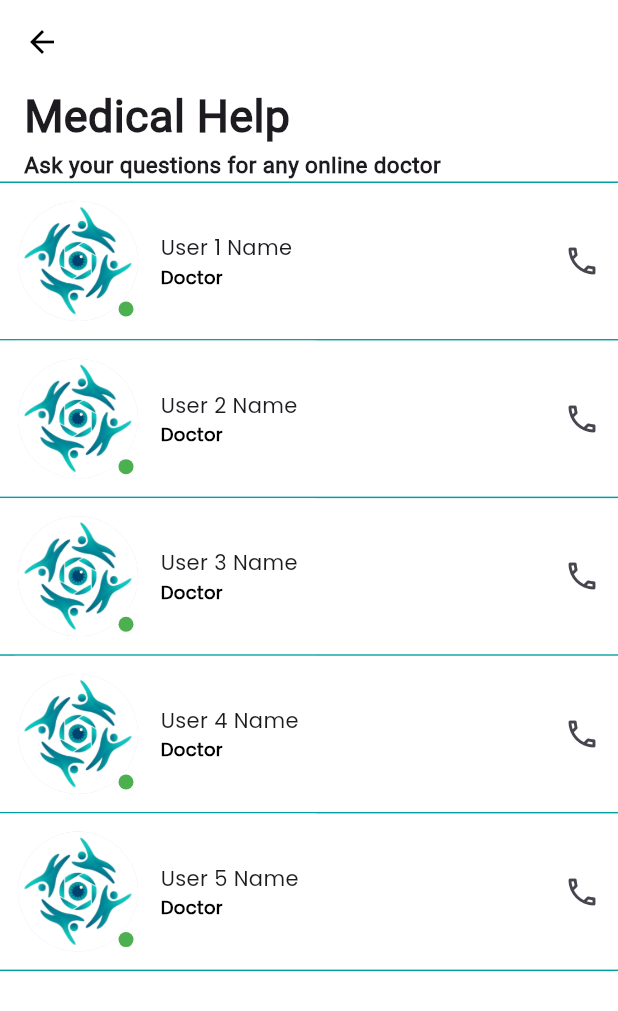
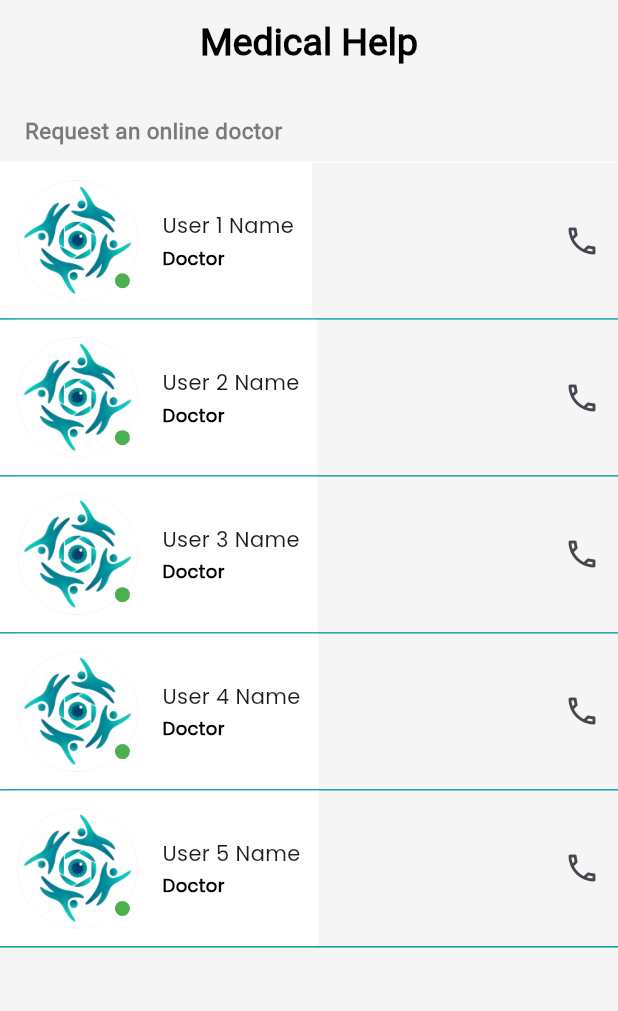
Before and after one commit to MohamedNasr553/VolunHero-Frontend, a Flutter app: the MedicalHelp screen opened directly, on a phone screen of 412 x 824 dp. Shown: the top 1011 px of the screen. Run offline on Flutter 3.47's test engine with Material 3 defaults, Android fonts, the phone set to English and light mode, and no system bars; our stand-ins replace bloc, dio, flutter_bloc, flutter_svg, fluttertoast, hexcolor and 2 more; missing offline and left inert: smooth_list_view; accounts and stored records are empty; network calls fail; statements that could not run were skipped.

Commit message:
add bottom navigation bar and app layout

```diff
--- /dev/null
+++ b/lib/bloc/layout_bloc/cubit.dart
@@ -0,0 +1,89 @@
+import 'package:flutter/material.dart';
+import 'package:flutter_bloc/flutter_bloc.dart';
+import 'package:flutter_code/bloc/HomeLayout_bloc/states.dart';
+import 'package:flutter_code/modules/CreatePosts/Posts.dart';
+import 'package:flutter_code/modules/GetSupport/Support_Page.dart';
+import 'package:flutter_code/modules/HomePage/homePage.dart';
+import 'package:flutter_code/modules/Notifications/Notifications_Page.dart';
+import 'package:flutter_code/modules/RoadBlocks/Roadblocks.dart';
+import 'package:flutter_svg/flutter_svg.dart';
+
+class HomeLayoutCubit extends Cubit<LayoutStates>{
+  HomeLayoutCubit() : super(LayoutInitialState());
+
+  static HomeLayoutCubit get(context) => BlocProvider.of(context);
+
+  int currentIndex = 0;
+  bool isActive = false;
+
+  List<BottomNavigationBarItem> bottomItems = [];
+  List<Widget> layoutScreens = [];
+
+  Widget activatedSvg = SvgPicture.asset(
+    'assets/images/View_alt_fill_activated.svg',
+    width: 25.0,
+    height: 25.0,
+    fit: BoxFit.cover,
+  );
+
+  Widget deactivatedSvg = SvgPicture.asset(
+    'assets/images/View_alt_fill.svg',
+    width: 25.0,
+    height: 25.0,
+    fit: BoxFit.cover,
+  );
+
+  void initializeBottomItems() {
+    bottomItems = [
+      const BottomNavigationBarItem(
+        icon: Icon(
+          Icons.home_filled,
+        ),
+        label: 'Home',
+      ),
+      const BottomNavigationBarItem(
+        icon: Icon(
+          Icons.local_phone_outlined,
+        ),
+        label: 'Support',
+      ),
+      const BottomNavigationBarItem(
+        icon: Icon(
+          Icons.add_box_rounded,
+        ),
+        label: 'Post',
+      ),
+      const BottomNavigationBarItem(
+        icon: Icon(
+          Icons.notifications,
+        ),
+        label: 'Notifications',
+      ),
+      BottomNavigationBarItem(
+        icon: isActive ? activatedSvg : deactivatedSvg,
+        label: 'RoadBlocks',
+      ),
+    ];
+  }
+
+  // void toggleRoadBlocks() {
+  //   isActive = !isActive;
+  //   // print('isActive: $isActive');
+  //   emit(ToggleRoadBlocksState());
+  // }
+
+  void homeLayoutScreens() {
+    layoutScreens = [
+      HomePage(),
+      const GetSupport(),
+      const CreatePosts(),
+      NotificationPage(),
+      const RoadBlocksPage()
+    ];
+  }
+
+  void changeBottomNavBar(int index) {
+    currentIndex = index;
+    emit(ChangeBottomNavBarState());
+  }
+}
--- /dev/null
+++ b/lib/bloc/layout_bloc/states.dart
@@ -0,0 +1,7 @@
+abstract class LayoutStates {}
+
+class LayoutInitialState extends LayoutStates {}
+
+class ChangeBottomNavBarState extends LayoutStates {}
+
+class ToggleRoadBlocksState extends LayoutStates {}
--- a/lib/modules/Login/Login_Page.dart
+++ b/lib/modules/Login/Login_Page.dart
@@ -1,6 +1,6 @@
 import 'package:flutter/material.dart';
-import 'package:flutter_code/layout/homePage/homepage.dart';
 import 'package:flutter_code/modules/ForgetPassword/ForgetPassword_Page.dart';
+import 'package:flutter_code/modules/HomePage/homePage.dart';
 import 'package:flutter_code/modules/SignUp/SignUp_Page.dart';
 import 'package:flutter_code/shared/components/components.dart';
 import 'package:flutter_code/shared/styles/colors.dart';
@@ -152,7 +152,7 @@ class LoginPage extends StatelessWidget {
                               text: "Login Successfully",
                               state: ToastStates.SUCCESS,
                             );
-                            navigateAndFinish(context, const HomePage());
+                            navigateAndFinish(context, HomePage());
                           }
                         },
                         text: 'Login',
--- a/lib/modules/MedicalHelp/MedicalHelp_Page.dart
+++ b/lib/modules/MedicalHelp/MedicalHelp_Page.dart
@@ -1,12 +1,16 @@
 import 'package:flutter/material.dart';
-import 'package:hexcolor/hexcolor.dart';
+import 'package:flutter_code/shared/components/components.dart';
 
 class MedicalHelp extends StatelessWidget {
   MedicalHelp({super.key});
+
   List<Map<String, dynamic>> contacts = [];
 
   @override
   Widget build(BuildContext context) {
+    var screenHeight = MediaQuery.of(context).size.height;
+    var screenWidth = MediaQuery.of(context).size.width;
+
     for (int i = 1; i <= 5; i++) {
       contacts.add({
         'image': 'assets/images/logo.png', // Dummy image filename
@@ -14,8 +18,17 @@ class MedicalHelp extends StatelessWidget {
         'role': "Doctor" // Calculate time ago
       });
     }
-    return  Scaffold(
-      appBar: AppBar(),
+    return Scaffold(
+      appBar: AppBar(
+        title: const Text(
+          "Medical Help",
+          style: TextStyle(
+            fontSize: 25,
+            fontWeight: FontWeight.bold,
+            fontFamily: "Roboto",
+          ),
+        ),
+      ),
       body: Column(
         children: [
           Column(
@@ -23,41 +36,38 @@ class MedicalHelp extends StatelessWidget {
             crossAxisAlignment: CrossAxisAlignment.start,
             children: [
               Padding(
-                padding: const EdgeInsets.only(left:16.0),
+                padding: EdgeInsets.only(
+                  left: screenWidth / 25,
+                  top: screenHeight / 40,
+                ),
                 child: Column(
                   crossAxisAlignment: CrossAxisAlignment.start,
                   children: [
                     Text(
-                      "Medical Help",
+                      "Request an online doctor",
                       style: TextStyle(
-                          fontSize: 30,
-                          fontWeight: FontWeight.bold,
-                          fontFamily: "Roboto"
-                      ),
-                    ),
-                    Text(
-                      "Ask your questions for any online doctor",
-                      style: TextStyle(
-                          fontSize: 15,
-                          fontWeight: FontWeight.bold,
-                          fontFamily: "Roboto"
+                        fontSize: 15,
+                        fontWeight: FontWeight.bold,
+                        color: Colors.black.withOpacity(0.5),
+                        fontFamily: "Roboto",
                       ),
                     ),
                   ],
                 ),
               ),
-              SizedBox(height: 1.0,),
+              const SizedBox(
+                height: 10,
+              ),
               Container(
                 height: 1.0,
-                color: HexColor("039FA2"),
+                color: Colors.white,
               ),
             ],
           ),
           Expanded(
             child: ListView.separated(
               physics: const BouncingScrollPhysics(),
-              itemBuilder: (context, index) =>
-                  buildContactItem(index, context),
+              itemBuilder: (context, index) => buildContactItem(index, context),
               separatorBuilder: (context, index) => Padding(
                 padding: const EdgeInsetsDirectional.only(start: 10.0),
                 child: Container(
@@ -73,7 +83,11 @@ class MedicalHelp extends StatelessWidget {
       ),
     );
   }
+
   Widget buildContactItem(index, context) {
+    var screenHeight = MediaQuery.of(context).size.height;
+    var screenWidth = MediaQuery.of(context).size.width;
+
     return InkWell(
       onTap: () {},
       child: Column(
@@ -83,9 +97,9 @@ class MedicalHelp extends StatelessWidget {
               Column(
                 children: [
                   Container(
-                    color:   Colors.white,
+                    color: Colors.white,
                     child: Padding(
-                      padding: const EdgeInsets.all(12.0),
+                      padding: EdgeInsets.all(screenHeight / 70),
                       child: Row(
                         children: [
                           Stack(
@@ -93,22 +107,23 @@ class MedicalHelp extends StatelessWidget {
                             children: [
                               CircleAvatar(
                                 radius: 40.0,
-                                backgroundImage: AssetImage(contacts[index]['image']),
+                                backgroundImage:
+                                    AssetImage(contacts[index]['image']),
                               ),
                               Padding(
-                                padding: const EdgeInsetsDirectional.only(
-                                  bottom: 3.0,
-                                  end: 3.0,
+                                padding: EdgeInsetsDirectional.only(
+                                  bottom: screenHeight / 100,
+                                  end: screenWidth / 80,
                                 ),
-                                child: CircleAvatar(
+                                child: const CircleAvatar(
                                   radius: 5.0,
                                   backgroundColor: Colors.green,
                                 ),
                               ),
                             ],
                           ),
-                          const SizedBox(
-                            width: 15.0,
+                          SizedBox(
+                            width: screenWidth / 25,
                           ),
                           Column(
                             crossAxisAlignment: CrossAxisAlignment.start,
@@ -118,37 +133,32 @@ class MedicalHelp extends StatelessWidget {
                                 maxLines: 2,
                               ),
                               const SizedBox(
-                                height: 1.0,
+                                height: 3.0,
                               ),
                               Text(
                                 contacts[index]['role'],
-                                style: TextStyle(
+                                style: const TextStyle(
                                   color: Colors.black,
                                   fontSize: 12.0,
                                   fontWeight: FontWeight.bold,
                                 ),
                               ),
-
                             ],
                           ),
                         ],
                       ),
                     ),
                   ),
-
                 ],
               ),
-              Spacer(),
+              const Spacer(),
               IconButton(
-                  onPressed: (){},
-                  icon: Icon(Icons.call_outlined)
-              )
+                onPressed: () {},
+                icon: const Icon(Icons.call_outlined),
+              ),
             ],
           ),
-          Container(
-            height: 1.0,
-            color: HexColor("039FA2"),
-          )
+          separator(),
         ],
       ),
     );
--- a/lib/modules/Notifications/Notifications_Page.dart
+++ b/lib/modules/Notifications/Notifications_Page.dart
@@ -1,6 +1,5 @@
 import 'package:flutter/material.dart';
 import 'package:flutter_code/shared/styles/colors.dart';
-import 'package:hexcolor/hexcolor.dart';
 import 'package:stroke_text/stroke_text.dart';
 
 class NotificationPage extends StatelessWidget {
@@ -12,7 +11,6 @@ class NotificationPage extends StatelessWidget {
 
   @override
   Widget build(BuildContext context) {
-    var screenHeight = MediaQuery.of(context).size.height;
     var screenWidth = MediaQuery.of(context).size.width;
 
     for (int i = 1; i <= 10; i++) {
@@ -78,7 +76,7 @@ class NotificationPage extends StatelessWidget {
     return InkWell(
       onTap: () {},
       child: Container(
-        color: (index % 2 != 0) ? defaultColor.withOpacity(0.08) : Colors.white,
+        color: (index % 2 != 0) ? defaultColor.withOpacity(0.08) : Colors.grey.shade100,
         child: Padding(
           padding: const EdgeInsets.all(12.0),
           child: Row(
--- a/lib/shared/styles/themes.dart
+++ b/lib/shared/styles/themes.dart
@@ -4,35 +4,35 @@ import 'package:flutter_code/shared/styles/colors.dart';
 
 ThemeData lightTheme = ThemeData(
     primaryColor: defaultColor,
-    scaffoldBackgroundColor: Colors.white,
+    scaffoldBackgroundColor: Colors.grey.shade100,
     fontFamily: 'Poppins',
 
-    appBarTheme: const AppBarTheme(
+    appBarTheme: AppBarTheme(
       titleSpacing: 20.0,
       centerTitle: true,
-      backgroundColor: Colors.white,
+      backgroundColor: Colors.grey.shade100,
       elevation: 0.0,
       systemOverlayStyle: SystemUiOverlayStyle(
         statusBarColor: defaultColor,
         statusBarIconBrightness: Brightness.light,
-        systemNavigationBarColor: Colors.white,
+        systemNavigationBarColor: Colors.grey.shade100,
       ),
-      titleTextStyle: TextStyle(
+      titleTextStyle: const TextStyle(
         color: Colors.black,
         fontSize: 20.0,
         fontWeight: FontWeight.bold,
       ),
-      iconTheme: IconThemeData(
+      iconTheme: const IconThemeData(
         color: Colors.black,
       ),
     ),
 
-    bottomNavigationBarTheme: const BottomNavigationBarThemeData(
+    bottomNavigationBarTheme: BottomNavigationBarThemeData(
       type: BottomNavigationBarType.fixed,
-      selectedItemColor: Color.fromARGB(255, 3, 159, 162),
+      selectedItemColor: const Color.fromARGB(255, 3, 159, 162),
       unselectedItemColor: Colors.grey,
       // elevation: 20.0,
-      backgroundColor: Colors.white,
+      backgroundColor: Colors.grey.shade100,
     ),
     textTheme: const TextTheme(
       bodyLarge: TextStyle(
--- a/pubspec.yaml
+++ b/pubspec.yaml
@@ -35,8 +35,8 @@ dependencies:
   # Use with the CupertinoIcons class for iOS style icons.
   cupertino_icons: ^1.0.2
   conditional_builder_null_safety: ^0.0.6
-  bloc: ^7.0.0
-  flutter_bloc: ^7.0.0
+  bloc: ^8.1.2
+  flutter_bloc: ^8.1.3
   dio: ^5.4.0
   hexcolor: ^3.0.1
   shared_preferences: ^2.2.2
```
Also changed, not shown: lib/layout/VolunHeroLayout/layout.dart (added, +46 -0 lines), lib/layout/homePage/homepage.dart (deleted, +0 -27 lines), lib/modules/AllQuestions/AllQuestions_Page.dart (+29 -35 lines), lib/modules/CreatePosts/Posts.dart (added, +12 -0 lines), lib/modules/Education/Education_Page.dart (+50 -41 lines), lib/modules/GetSupport/Support_Page.dart (+13 -1 lines), lib/modules/HomePage/drawer.dart (renamed from lib/layout/homePage/drawer.dart, +43 -18 lines), lib/modules/HomePage/homePage.dart (added, +78 -0 lines), lib/modules/RoadBlocks/Roadblocks.dart (added, +12 -0 lines), lib/shared/components/components.dart (+25 -17 lines), lib/src/app_root.dart (+18 -6 lines), assets/images/View_alt_fill_activated.svg (added), pubspec.lock.
